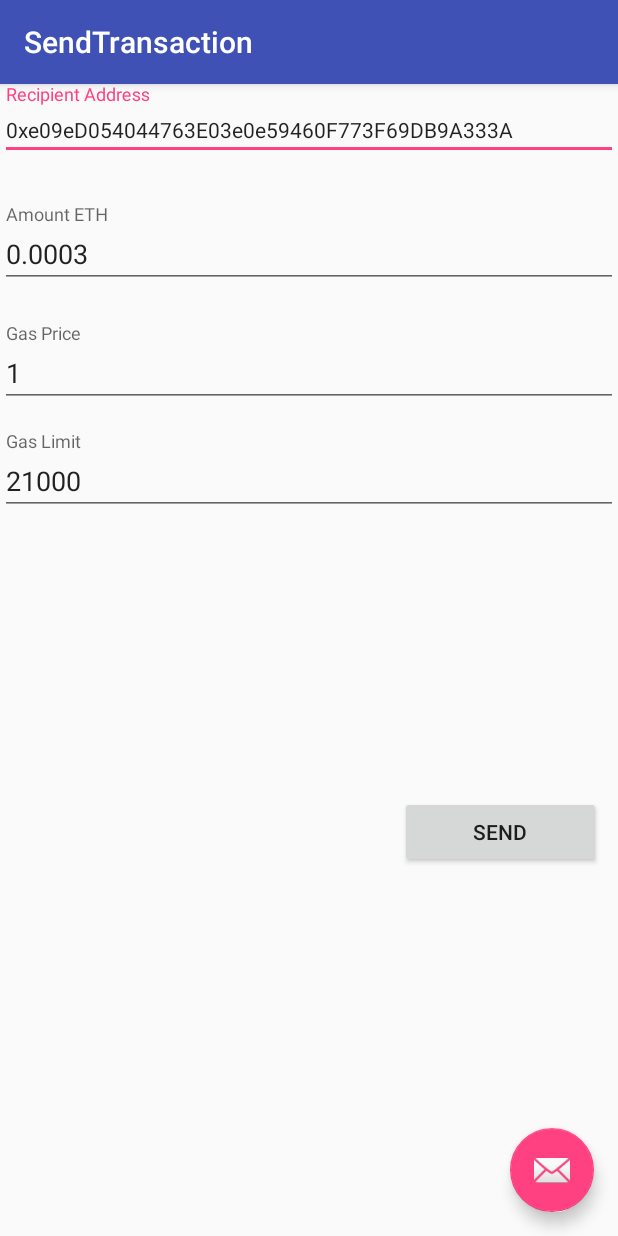
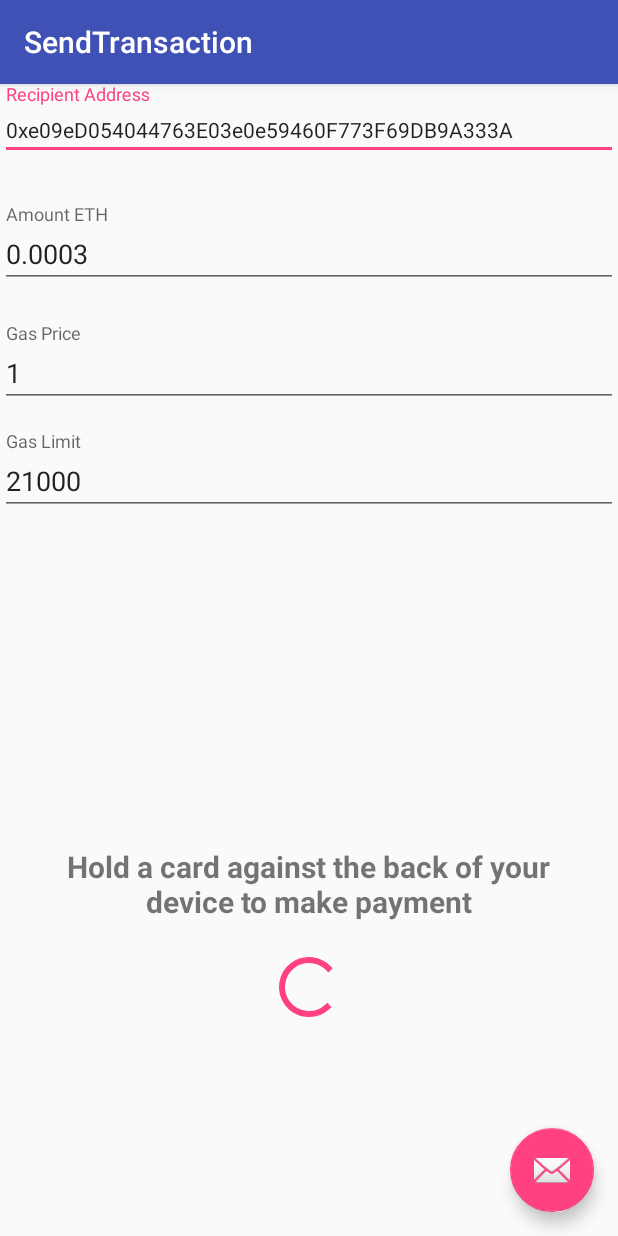
Before and after one commit to Infineon/BlockchainSecurity2Go-Android, an Android app: the SendTransaction screen opened directly, with no data from a screen before it, on a phone screen of 412 x 824 dp. Run offline under Robolectric (Android 15) with nearby library versions, the phone set to English and light mode, and no system bars; libraries missing offline, so code that uses them is left out: org.web3j.utils.

Commit message:
new activity is waiting for nfc action

```diff
--- a/app/src/main/java/co/coinfinity/infineonandroidapp/MainActivity.java
+++ b/app/src/main/java/co/coinfinity/infineonandroidapp/MainActivity.java
@@ -17,7 +17,7 @@ import android.widget.TextView;
 import android.widget.Toast;
 import co.coinfinity.infineonandroidapp.common.Utils;
 import co.coinfinity.infineonandroidapp.ethereum.EthereumUtils;
-import co.coinfinity.infineonandroidapp.nfc.NfcUtilsMock;
+import co.coinfinity.infineonandroidapp.nfc.NfcUtils;
 import co.coinfinity.infineonandroidapp.qrcode.QrCodeGenerator;
 import org.web3j.crypto.Keys;
 
@@ -102,8 +102,8 @@ public class MainActivity extends AppCompatActivity {
         try {
             isoDep.connect();
             //TODO change mock here
-//            pubKeyString = NfcUtils.getPublicKey(isoDep, 0x01);
-            pubKeyString = NfcUtilsMock.getPublicKey(isoDep, 0x01);
+            pubKeyString = NfcUtils.getPublicKey(isoDep, 0x01);
+//            pubKeyString = NfcUtilsMock.getPublicKey(isoDep, 0x01);
             Log.d(TAG, "pubkey read from card: '" + pubKeyString + "'");
             isoDep.close();
         } catch (Exception e) {
--- a/app/src/main/java/co/coinfinity/infineonandroidapp/SendTransaction.java
+++ b/app/src/main/java/co/coinfinity/infineonandroidapp/SendTransaction.java
@@ -1,5 +1,7 @@
 package co.coinfinity.infineonandroidapp;
 
+import android.app.PendingIntent;
+import android.content.Intent;
 import android.nfc.NfcAdapter;
 import android.nfc.Tag;
 import android.os.Bundle;
@@ -24,12 +26,22 @@ public class SendTransaction extends AppCompatActivity {
     private String pubKeyString;
     private String ethAddress;
 
+    private NfcAdapter mAdapter;
+    private PendingIntent mPendingIntent;
+
     @Override
     protected void onCreate(Bundle savedInstanceState) {
         super.onCreate(savedInstanceState);
         setContentView(R.layout.activity_send_transaction);
         Toolbar toolbar = (Toolbar) findViewById(R.id.toolbar);
         setSupportActionBar(toolbar);
+
+        mAdapter = NfcAdapter.getDefaultAdapter(this);
+        // Create a generic PendingIntent that will be deliver to this activity. The NFC stack
+        // will fill in the intent with the details of the discovered tag before delivering to
+        // this activity.
+        mPendingIntent = PendingIntent.getActivity(this, 0,
+                new Intent(this, getClass()).addFlags(Intent.FLAG_ACTIVITY_SINGLE_TOP), 0);
 
         recipientAddressTxt = (TextView) findViewById(R.id.recipientAddress);
         amountTxt = (TextView) findViewById(R.id.amount);
@@ -46,15 +58,31 @@ public class SendTransaction extends AppCompatActivity {
         });
     }
 
-    public void onSend(View view) {
+    @Override
+    public void onPause() {
+        super.onPause();
+        if (mAdapter != null) mAdapter.disableForegroundDispatch(this);
+    }
 
+    @Override
+    public void onResume() {
+        super.onResume();
+        if (mAdapter != null) mAdapter.enableForegroundDispatch(this, mPendingIntent, null, null);
+    }
+
+    @Override
+    public void onNewIntent(Intent intent) {
+        resolveIntent(intent);
+    }
+
+    private void resolveIntent(Intent intent) {
         Bundle b = getIntent().getExtras();
         if (b != null) {
             pubKeyString = b.getString("pubKey");
             ethAddress = b.getString("ethAddress");
         }
 
-        Tag tagFromIntent = getIntent().getParcelableExtra(NfcAdapter.EXTRA_TAG);
+        Tag tagFromIntent = intent.getParcelableExtra(NfcAdapter.EXTRA_TAG);
 
         Thread thread = new Thread(() -> {
             final BigDecimal value = Convert.toWei(amountTxt.getText().toString(), Convert.Unit.ETHER);
--- a/app/src/main/java/co/coinfinity/infineonandroidapp/ethereum/EthereumUtils.java
+++ b/app/src/main/java/co/coinfinity/infineonandroidapp/ethereum/EthereumUtils.java
@@ -4,7 +4,7 @@ import android.nfc.Tag;
 import android.util.Log;
 import co.coinfinity.infineonandroidapp.common.Utils;
 import co.coinfinity.infineonandroidapp.ethereum.bean.EthBalanceBean;
-import co.coinfinity.infineonandroidapp.nfc.NfcUtilsMock;
+import co.coinfinity.infineonandroidapp.nfc.NfcUtils;
 import org.spongycastle.math.ec.custom.sec.SecP256K1Curve;
 import org.web3j.crypto.*;
 import org.web3j.protocol.Web3j;
@@ -85,8 +85,8 @@ public class EthereumUtils {
             byte[] encodedTransaction = encode(rawTransaction);
             final byte[] hashedTransaction = Hash.sha3(encodedTransaction);
             //TODO change mock here
-            signedTransaction = NfcUtilsMock.signTransaction(tagFromIntent, 0x01, hashedTransaction);
-//            signedTransaction = NfcUtils.signTransaction(tagFromIntent, 0x01, hashedTransaction);
+//            signedTransaction = NfcUtilsMock.signTransaction(tagFromIntent, 0x01, hashedTransaction);
+            signedTransaction = NfcUtils.signTransaction(tagFromIntent, 0x01, hashedTransaction);
             Log.d(TAG, "signedTransaction: " + signedTransaction);
             assert signedTransaction != null;
             final byte[] signatureData = Utils.hexStringToByteArray(signedTransaction);
--- a/app/src/main/res/layout/activity_main.xml
+++ b/app/src/main/res/layout/activity_main.xml
@@ -18,7 +18,7 @@
             android:id="@+id/text"
             android:layout_width="335dp"
             android:layout_height="wrap_content"
-            android:text="Hold a tag against the back of your device"
+            android:text="Hold a card against the back of your device"
             android:textStyle="bold"
             android:textSize="20sp"
             android:gravity="center_horizontal"
--- a/app/src/main/res/layout/content_send_transaction.xml
+++ b/app/src/main/res/layout/content_send_transaction.xml
@@ -9,6 +9,16 @@
         tools:showIn="@layout/activity_send_transaction"
         tools:context=".SendTransaction">
 
+    <TextView
+            android:id="@+id/text3"
+            android:layout_width="335dp"
+            android:layout_height="wrap_content"
+            android:text="Hold a card against the back of your device to make payment"
+            android:textStyle="bold"
+            android:textSize="20sp"
+            android:gravity="center_horizontal"
+            android:layout_centerHorizontal="true" android:layout_alignParentBottom="true"
+            android:layout_marginBottom="209dp"/>
     <android.support.design.widget.TextInputLayout
             android:layout_width="match_parent"
             android:layout_height="61dp"
@@ -52,11 +62,10 @@
                 android:layout_height="wrap_content"
                 android:hint="Gas Limit" android:id="@+id/gasLimit" android:text="21000"/>
     </android.support.design.widget.TextInputLayout>
-    <Button
-            android:text="Send"
-            android:layout_width="134dp"
+    <ProgressBar
+            style="@style/Widget.AppCompat.ProgressBar"
+            android:layout_width="wrap_content"
             android:layout_height="wrap_content"
-            android:id="@+id/send" android:onClick="onSend"
-            android:layout_alignParentEnd="true" android:layout_alignParentBottom="true"
-            android:layout_marginBottom="245dp" android:layout_marginEnd="11dp"/>
+            android:layout_alignParentBottom="true"
+            android:id="@+id/progressBar" android:layout_centerHorizontal="true" android:layout_marginBottom="142dp"/>
 </RelativeLayout>
```
